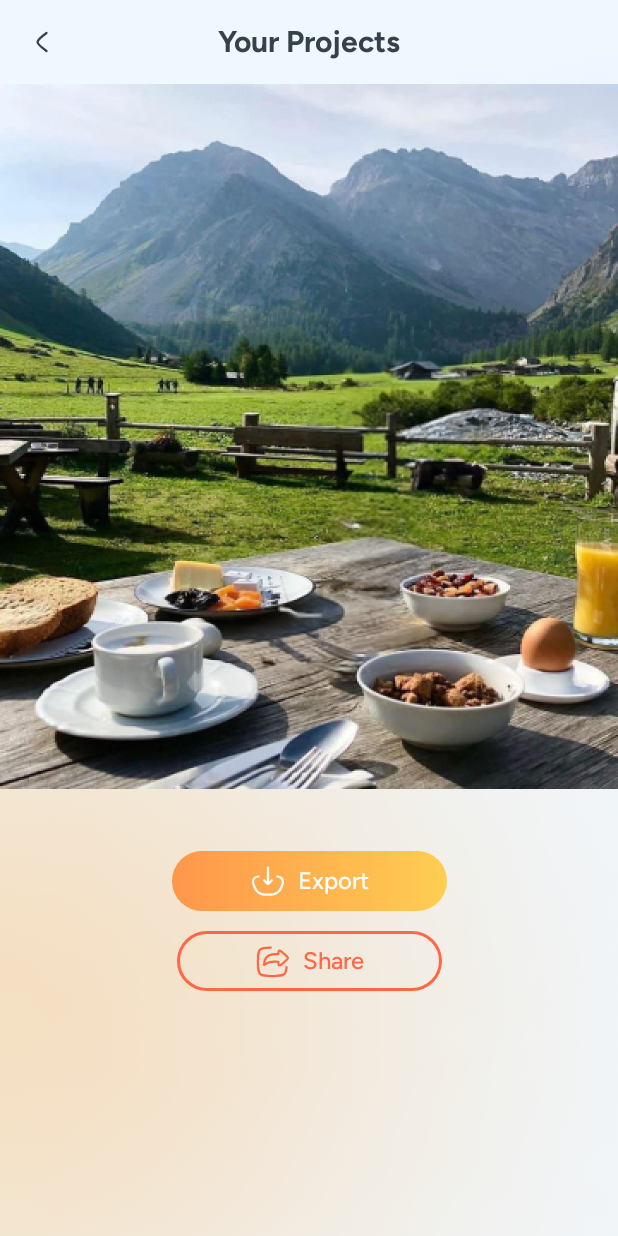
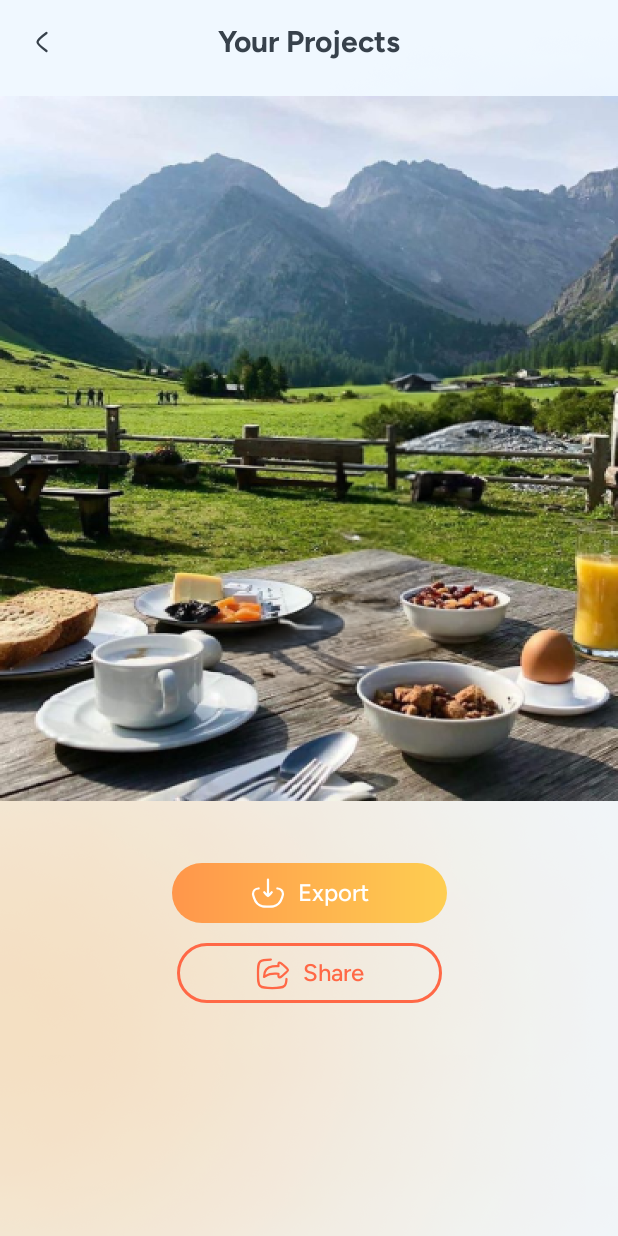
Before and after one commit to cuongvdv1/TestR, an Android app: the layout activity_your_projects_result.xml on its own in the app's theme, with its tools: preview values and no code run, on a phone screen of 412 x 824 dp. Run offline under Robolectric (Android 15) with nearby library versions, the phone set to English and light mode, and no system bars.

Commit message:
Layout Home + Layout history

```diff
--- a/app/src/main/res/layout/activity_your_projects_result.xml
+++ b/app/src/main/res/layout/activity_your_projects_result.xml
@@ -27,18 +27,44 @@
             android:layout_height="wrap_content"
             android:layout_gravity="center"
             android:text="@string/your_projects" />
+
+
+
+        <ImageView
+            android:visibility="gone"
+            android:contentDescription="@string/ic_home_on"
+            android:layout_gravity="end"
+            android:layout_marginEnd="16dp"
+            android:layout_width="wrap_content"
+            android:layout_height="wrap_content"
+            android:src="@drawable/ic_home_on"/>
     </Toolbar>
 
     <ImageView
-        android:contentDescription="@string/img_result"
         android:id="@+id/iv_history_result"
         android:layout_width="wrap_content"
         android:layout_height="470dp"
+        android:layout_marginTop="8dp"
+        android:contentDescription="@string/img_result"
+        android:scaleType="fitXY"
         android:src="@drawable/img_result"
-        android:scaleType="fitXY"
+        app:layout_constraintEnd_toEndOf="parent"
+        app:layout_constraintHorizontal_bias="0.0"
+        app:layout_constraintStart_toStartOf="parent"
+        app:layout_constraintTop_toBottomOf="@+id/toolbar2" />
+
+    <com.vm.backgroundremove.objectremove.a8_app_utils.CustomTextView.CustomTextViewFont500
+        style="@style/CustomText_color_2E3338_16"
+        android:layout_width="match_parent"
+        android:layout_height="wrap_content"
+        android:layout_marginTop="16dp"
+        android:visibility="gone"
+        android:text="@string/your_image_has_been_saved_successfully"
+        android:textAlignment="center"
+        app:layout_constraintBottom_toTopOf="@+id/ll_btn_export"
         app:layout_constraintEnd_toEndOf="parent"
         app:layout_constraintStart_toStartOf="parent"
-        app:layout_constraintTop_toBottomOf="@+id/toolbar2" />
+        app:layout_constraintTop_toBottomOf="@+id/iv_history_result" />
 
     <LinearLayout
         android:id="@+id/ll_btn_export"
@@ -55,7 +81,7 @@
         app:layout_constraintTop_toBottomOf="@+id/iv_history_result">
 
         <ImageView
-            android:contentDescription="ic_download"
+            android:contentDescription="@string/ic_download"
             android:layout_width="wrap_content"
             android:layout_height="wrap_content"
             android:src="@drawable/ic_download"
--- a/app/src/main/res/values/strings.xml
+++ b/app/src/main/res/values/strings.xml
@@ -30,4 +30,6 @@
     <string name="ic_download">ic_download</string>
     <string name="delete">Delete</string>
     <string name="ic_delete">ic_delete</string>
+    <string name="your_image_has_been_saved_successfully">Your image has been saved successfully</string>
+    <string name="ic_home_on">ic_home_on</string>
 </resources>
--- a/app/src/main/res/values/styles.xml
+++ b/app/src/main/res/values/styles.xml
@@ -107,6 +107,11 @@
     </style>
 
 
+    <!--Custom text view #2E3338-->
+    <style name="CustomText_color_2E3338_16">
+        <item name="android:textSize">16sp</item>
+        <item name="android:textColor">#2E3338</item>
+    </style>
 
 
 </resources>
```
